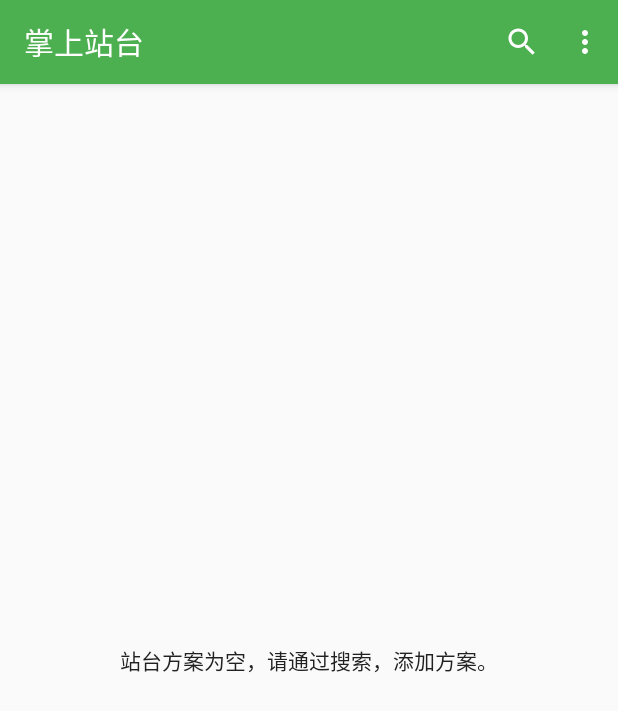
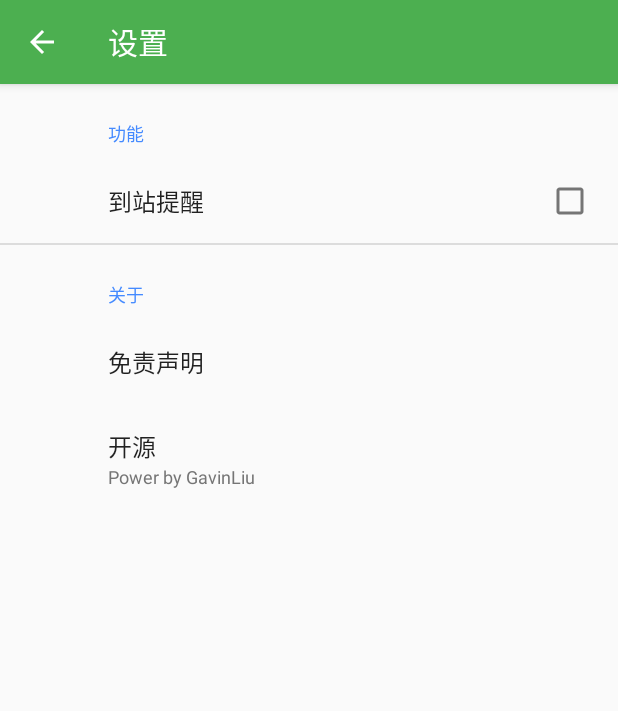
Before and after one commit to gavinliu/BusStation, an Android app: the screen it shows after launch (HomeActivity before the commit, SettingActivity after it), in the options menu, after a tap on "设置", on a phone screen of 412 x 824 dp. Shown: the top 711 px of the screen. Run offline under Robolectric (Android 15) with nearby library versions, the phone set to English and light mode, and no system bars; our stand-ins replace androidx.preference; libraries missing offline, so code that uses them is left out: rx.android.schedulers, rx.schedulers.

Commit message:
[Update]: setting fragment style

```diff
--- a/app/build.gradle
+++ b/app/build.gradle
@@ -21,6 +21,7 @@ android {
 dependencies {
     compile fileTree(dir: 'libs', include: ['*.jar'])
     compile 'com.android.support:appcompat-v7:25.1.1'
+    compile 'com.android.support:preference-v7:25.1.1'
     compile 'com.android.support:recyclerview-v7:25.1.1'
 
     compile 'io.reactivex:rxandroid:1.2.1'
--- a/app/src/main/AndroidManifest.xml
+++ b/app/src/main/AndroidManifest.xml
@@ -28,6 +28,10 @@
 
         <activity android:name="cn.gavinliu.bus.station.ui.plandetail.PlanDetailActivity" />
 
+        <activity
+            android:name=".ui.setting.SettingActivity"
+            android:label="@string/setting" />
+
         <service
             android:name="cn.gavinliu.bus.station.service.AlarmService"
             android:label="@string/app_name" />
--- a/app/src/main/java/cn/gavinliu/bus/station/db/Plan.java
+++ b/app/src/main/java/cn/gavinliu/bus/station/db/Plan.java
@@ -16,6 +16,8 @@ import cn.gavinliu.bus.station.entity.Line;
  */
 @Table("plans")
 public class Plan implements Serializable {
+
+    private static final long serialVersionUID = 2131978516755871627L;
 
     @PrimaryKey(AssignType.AUTO_INCREMENT)
     @Column("_id")
--- a/app/src/main/java/cn/gavinliu/bus/station/ui/setting/SettingActivity.java
+++ b/app/src/main/java/cn/gavinliu/bus/station/ui/setting/SettingActivity.java
@@ -1,8 +1,23 @@
 package cn.gavinliu.bus.station.ui.setting;
+
+import android.os.Bundle;
+import android.support.annotation.Nullable;
+
+import cn.gavinliu.bus.station.R;
+import cn.gavinliu.bus.station.widget.BaseActivity;
 
 /**
  * Created by Gavin on 17-2-21.
  */
 
-public class SettingActivity {
+public class SettingActivity extends BaseActivity {
+
+    @Override
+    protected void onCreate(@Nullable Bundle savedInstanceState) {
+        super.onCreate(savedInstanceState);
+        setContentView(R.layout.activity_setting);
+        if (getSupportActionBar() != null) {
+            getSupportActionBar().setDisplayHomeAsUpEnabled(true);
+        }
+    }
 }
--- a/app/src/main/java/cn/gavinliu/bus/station/ui/setting/SettingFragment.java
+++ b/app/src/main/java/cn/gavinliu/bus/station/ui/setting/SettingFragment.java
@@ -1,8 +1,19 @@
 package cn.gavinliu.bus.station.ui.setting;
+
+import android.os.Bundle;
+import android.support.v7.preference.PreferenceFragmentCompat;
+
+import cn.gavinliu.bus.station.R;
+import cn.gavinliu.bus.station.widget.ItemDecoration;
 
 /**
  * Created by Gavin on 17-2-21.
  */
 
-public class SettingFragment {
+public class SettingFragment extends PreferenceFragmentCompat {
+
+    @Override
+    public void onCreatePreferences(Bundle savedInstanceState, String rootKey) {
+        addPreferencesFromResource(R.xml.setting);
+    }
 }
--- a/app/src/main/java/cn/gavinliu/bus/station/utils/ActivityRouter.java
+++ b/app/src/main/java/cn/gavinliu/bus/station/utils/ActivityRouter.java
@@ -8,6 +8,7 @@ import cn.gavinliu.bus.station.entity.Line;
 import cn.gavinliu.bus.station.ui.choiceline.ChoiceLineActivity;
 import cn.gavinliu.bus.station.ui.linedetail.LineDetailActivity;
 import cn.gavinliu.bus.station.ui.plandetail.PlanDetailActivity;
+import cn.gavinliu.bus.station.ui.setting.SettingActivity;
 
 /**
  * Created by gavin on 2017/2/19.
@@ -33,4 +34,9 @@ public class ActivityRouter {
         activity.startActivity(intent);
     }
 
+    public static void startSetting(Activity activity) {
+        Intent intent = new Intent(activity, SettingActivity.class);
+        activity.startActivity(intent);
+    }
+
 }
--- a/app/src/main/java/cn/gavinliu/bus/station/widget/BaseActivity.java
+++ b/app/src/main/java/cn/gavinliu/bus/station/widget/BaseActivity.java
@@ -2,6 +2,9 @@ package cn.gavinliu.bus.station.widget;
 
 import android.support.v7.app.AppCompatActivity;
 import android.view.MenuItem;
+
+import cn.gavinliu.bus.station.R;
+import cn.gavinliu.bus.station.utils.ActivityRouter;
 
 /**
  * Created by gavin on 2017/2/17.
@@ -16,7 +19,13 @@ public abstract class BaseActivity extends AppCompatActivity {
                 finish();
                 break;
             }
+
+            case R.id.action_setting: {
+                ActivityRouter.startSetting(this);
+                break;
+            }
         }
+
         return super.onOptionsItemSelected(item);
     }
 }
--- /dev/null
+++ b/app/src/main/res/layout/activity_setting.xml
@@ -0,0 +1,12 @@
+<?xml version="1.0" encoding="utf-8"?>
+<FrameLayout xmlns:android="http://schemas.android.com/apk/res/android"
+    android:layout_width="match_parent"
+    android:layout_height="match_parent">
+
+    <fragment
+        android:name="cn.gavinliu.bus.station.ui.setting.SettingFragment"
+        android:layout_width="match_parent"
+        android:layout_height="match_parent"
+        android:tag="SettingFragment" />
+
+</FrameLayout>
--- a/app/src/main/res/values/strings.xml
+++ b/app/src/main/res/values/strings.xml
@@ -1,5 +1,6 @@
 <resources>
     <string name="app_name">掌上站台</string>
+    <string name="setting">设置</string>
 
     <string name="confirm">确认</string>
 
--- a/app/src/main/res/values/styles.xml
+++ b/app/src/main/res/values/styles.xml
@@ -1,8 +1,6 @@
 <resources>
 
-    <!-- Base application theme. -->
     <style name="AppTheme" parent="Theme.AppCompat.DayNight.DarkActionBar">
-        <!-- Customize your theme here. -->
         <item name="colorPrimary">@color/primary</item>
         <item name="colorPrimaryDark">@color/primary_dark</item>
         <item name="colorAccent">@color/accent</item>
@@ -11,6 +9,14 @@
         <item name="android:textColorSecondary">@color/secondary_text</item>
         <item name="android:icon">@color/icons</item>
         <item name="android:divider">@color/divider</item>
+
+
+        <!-- setting -->
+        <item name="android:textAppearanceLarge">@style/AppTheme.TextAppearanceLarge</item>
+        <item name="android:textAppearanceSmall">@style/AppTheme.TextAppearanceSmall</item>
+        <item name="android:listSeparatorTextViewStyle">@style/AppTheme.ListSeparatorTextView</item>
+
+        <item name="preferenceTheme">@style/AppTheme.PreferenceTheme</item>
     </style>
 
 
@@ -29,4 +35,52 @@
         <item name="android:textColor">@color/secondary_text</item>
     </style>
 
+
+    <!-- About setting -->
+
+    <style name="AppTheme.TextAppearanceLarge">
+        <item name="android:textSize">16sp</item>
+        <item name="android:textColor">@color/primary_text</item>
+    </style>
+
+    <style name="AppTheme.TextAppearanceSmall">
+        <item name="android:textSize">12sp</item>
+        <item name="android:textColor">@color/secondary_text</item>
+    </style>
+
+    <style name="AppTheme.ListSeparatorTextView">
+        <item name="android:textSize">14sp</item>
+        <item name="android:textStyle">bold</item>
+        <item name="android:paddingTop">16dp</item>
+        <item name="android:paddingLeft">15dp</item>
+        <item name="android:textColor">@color/accent</item>
+    </style>
+
+    <style name="AppTheme.PreferenceTheme">
+        <item name="preferenceFragmentStyle">@style/AppTheme.PreferenceFragment</item>
+        <item name="preferenceFragmentListStyle">@style/AppTheme.PreferenceFragmentList</item>
+
+        <item name="preferenceStyle">@style/Preference</item>
+        <item name="preferenceScreenStyle">@style/Preference.PreferenceScreen</item>
+        <item name="preferenceCategoryStyle">@style/Preference.Category</item>
+        <item name="preferenceInformationStyle">@style/Preference.Information</item>
+
+        <item name="checkBoxPreferenceStyle">@style/Preference.CheckBoxPreference</item>
+        <item name="switchPreferenceCompatStyle">@style/Preference.SwitchPreferenceCompat</item>
+        <item name="dialogPreferenceStyle">@style/Preference.DialogPreference</item>
+        <item name="editTextPreferenceStyle">@style/Preference.DialogPreference.EditTextPreference
+        </item>
+    </style>
+
+    <style name="AppTheme.PreferenceFragmentList">
+        <item name="android:paddingLeft">0dp</item>
+        <item name="android:paddingRight">0dp</item>
+    </style>
+
+    <style name="AppTheme.PreferenceFragment">
+        <item name="android:paddingLeft">0dp</item>
+        <item name="android:paddingRight">0dp</item>
+        <item name="android:divider">@null</item>
+    </style>
+
 </resources>
--- a/app/src/main/res/xml/setting.xml
+++ b/app/src/main/res/xml/setting.xml
@@ -1,4 +1,29 @@
 <?xml version="1.0" encoding="utf-8"?>
-<PreferenceScreen xmlns:android="http://schemas.android.com/apk/res/android">
+<android.support.v7.preference.PreferenceScreen
+    xmlns:android="http://schemas.android.com/apk/res/android">
 
-</PreferenceScreen>
+    <android.support.v7.preference.PreferenceCategory
+        android:title="功能">
+
+        <android.support.v7.preference.CheckBoxPreference
+            android:defaultValue="false"
+            android:key="isNotify"
+            android:title="到站提醒"/>
+
+    </android.support.v7.preference.PreferenceCategory>
+
+    <android.support.v7.preference.PreferenceCategory
+        android:title="关于">
+
+        <android.support.v7.preference.PreferenceScreen
+            android:key="license"
+            android:title="免责声明"/>
+
+        <android.support.v7.preference.PreferenceScreen
+            android:key="openSource"
+            android:summary="Power by GavinLiu"
+            android:title="开源"/>
+
+    </android.support.v7.preference.PreferenceCategory>
+
+</android.support.v7.preference.PreferenceScreen>
```
